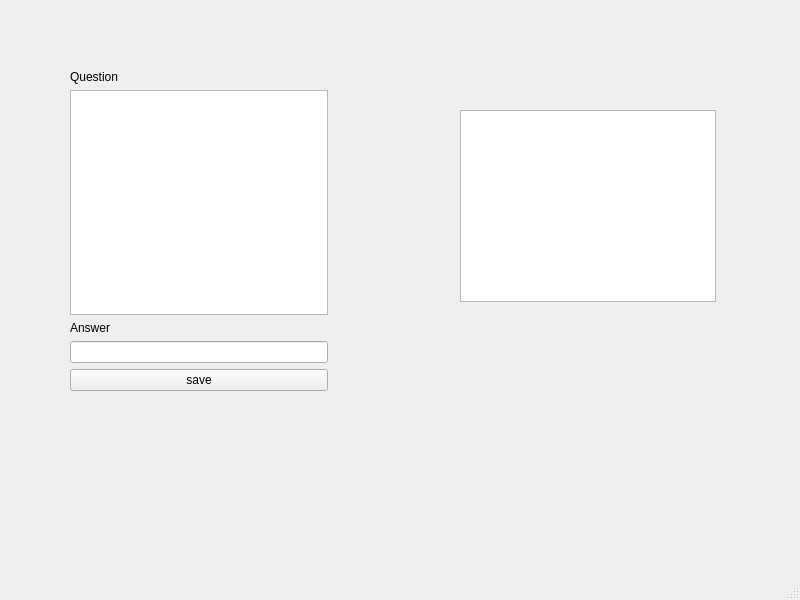
Qt form flashcards.ui (anga95/Flashcards) before a commit.
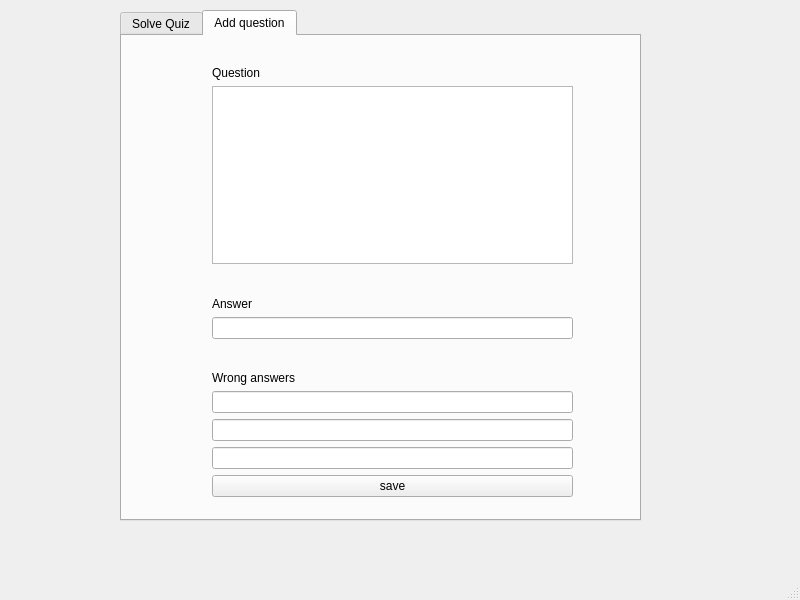
The same form after that commit.

Diff of the .ui file:
```diff
--- a/flashcards.ui
+++ b/flashcards.ui
@@ -14,27 +14,100 @@
    <string>Flashcards</string>
   </property>
   <widget class="QWidget" name="centralwidget">
-   <widget class="QTextBrowser" name="textBrowser">
+   <widget class="QTabWidget" name="tabWidget">
     <property name="geometry">
      <rect>
-      <x>460</x>
-      <y>110</y>
-      <width>256</width>
-      <height>192</height>
+      <x>120</x>
+      <y>10</y>
+      <width>521</width>
+      <height>511</height>
      </rect>
     </property>
-   </widget>
+    <property name="currentIndex">
+     <number>1</number>
+    </property>
+    <widget class="QWidget" name="tab">
+     <attribute name="title">
+      <string>Solve Quiz</string>
+     </attribute>
    <widget class="QWidget" name="layoutWidget">
     <property name="geometry">
      <rect>
-      <x>70</x>
-      <y>70</y>
-      <width>258</width>
-      <height>321</height>
+        <x>60</x>
+        <y>300</y>
+        <width>361</width>
+        <height>134</height>
      </rect>
     </property>
     <layout class="QVBoxLayout" name="verticalLayout">
      <item>
+        <widget class="QPushButton" name="answer_button_1">
+         <property name="text">
+          <string>Answer</string>
+         </property>
+        </widget>
+       </item>
+       <item>
+        <widget class="QPushButton" name="answer_button_2">
+         <property name="text">
+          <string>Answer</string>
+         </property>
+        </widget>
+       </item>
+       <item>
+        <widget class="QPushButton" name="answer_button_3">
+         <property name="text">
+          <string>Answer</string>
+         </property>
+        </widget>
+       </item>
+       <item>
+        <widget class="QPushButton" name="answer_button_4">
+         <property name="text">
+          <string>Answer</string>
+         </property>
+        </widget>
+       </item>
+      </layout>
+     </widget>
+     <widget class="QWidget" name="layoutWidget">
+      <property name="geometry">
+       <rect>
+        <x>60</x>
+        <y>10</y>
+        <width>258</width>
+        <height>218</height>
+       </rect>
+      </property>
+      <layout class="QVBoxLayout" name="verticalLayout_2">
+       <item>
+        <widget class="QLabel" name="label_3">
+         <property name="text">
+          <string>Question</string>
+         </property>
+        </widget>
+       </item>
+       <item>
+        <widget class="QTextBrowser" name="textBrowser"/>
+       </item>
+      </layout>
+     </widget>
+    </widget>
+    <widget class="QWidget" name="tab_2">
+     <attribute name="title">
+      <string>Add question</string>
+     </attribute>
+     <widget class="QWidget" name="layoutWidget">
+      <property name="geometry">
+       <rect>
+        <x>90</x>
+        <y>30</y>
+        <width>361</width>
+        <height>431</height>
+       </rect>
+      </property>
+      <layout class="QVBoxLayout" name="add_question_widget">
+       <item>
       <widget class="QLabel" name="label">
        <property name="text">
         <string>Question</string>
@@ -55,6 +128,19 @@
        </property>
       </widget>
      </item>
+       <item>
+        <spacer name="verticalSpacer">
+         <property name="orientation">
+          <enum>Qt::Vertical</enum>
+         </property>
+         <property name="sizeHint" stdset="0">
+          <size>
+           <width>20</width>
+           <height>40</height>
+          </size>
+         </property>
+        </spacer>
+       </item>
      <item>
       <widget class="QLabel" name="label_2">
        <property name="text">
@@ -63,12 +149,41 @@
       </widget>
      </item>
      <item>
-      <widget class="QLineEdit" name="text_answer">
+        <widget class="QLineEdit" name="text_correct_answer">
        <property name="text">
         <string/>
        </property>
       </widget>
      </item>
+       <item>
+        <spacer name="verticalSpacer_2">
+         <property name="orientation">
+          <enum>Qt::Vertical</enum>
+         </property>
+         <property name="sizeHint" stdset="0">
+          <size>
+           <width>20</width>
+           <height>40</height>
+          </size>
+         </property>
+        </spacer>
+       </item>
+       <item>
+        <widget class="QLabel" name="wrong_answers">
+         <property name="text">
+          <string>Wrong answers</string>
+         </property>
+        </widget>
+       </item>
+       <item>
+        <widget class="QLineEdit" name="text_wrong_answer_1"/>
+       </item>
+       <item>
+        <widget class="QLineEdit" name="text_wrong_answer_2"/>
+       </item>
+       <item>
+        <widget class="QLineEdit" name="text_wrong_answer_3"/>
+       </item>
      <item>
       <widget class="QPushButton" name="save_button">
        <property name="text">
@@ -79,6 +194,8 @@
     </layout>
    </widget>
   </widget>
+   </widget>
+  </widget>
   <widget class="QMenuBar" name="menubar">
    <property name="geometry">
     <rect>
```
Left out of the diff: 2 changed lines with no effect on the pictures. Lines whose indentation alone changed are shown as unchanged.
